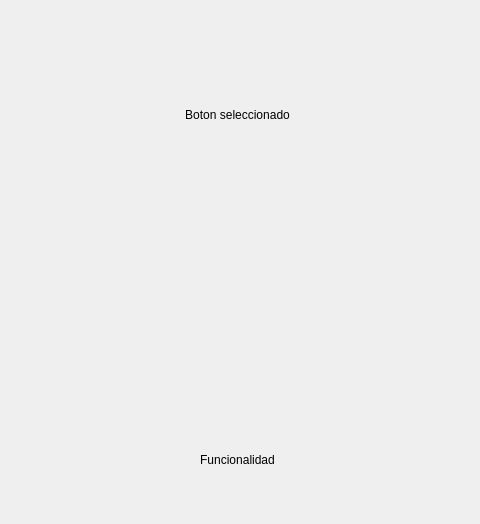
First picture: the form in src/ui/modules/consoles/consoles.ui, repository victorardila/gamextation-emu, before the edit; both pictures show x 278 to 758 and y 0 to 524 of the 1200 by 800 pixel window.
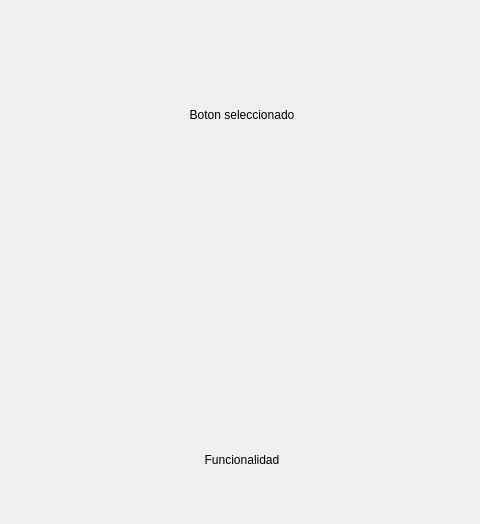
Second picture: the form after the edit. Custom widgets are drawn as their Qt base class.

```diff
--- a/src/ui/modules/consoles/consoles.ui
+++ b/src/ui/modules/consoles/consoles.ui
@@ -454,7 +454,7 @@
                        <number>0</number>
                       </property>
                       <property name="leftMargin">
-                       <number>0</number>
+                       <number>9</number>
                       </property>
                       <property name="topMargin">
                        <number>0</number>
```
